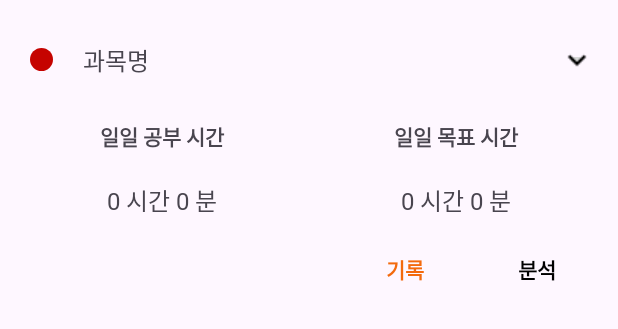
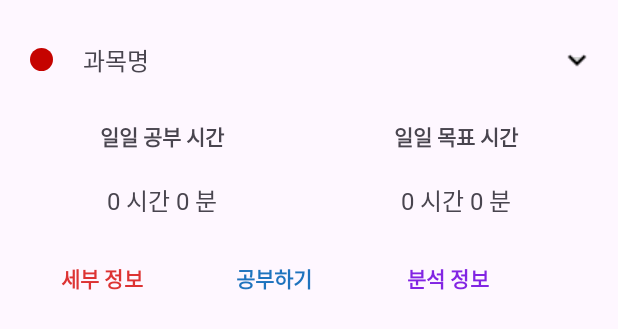
Before and after one commit to RyuGernwoo/Gradia, an Android app: the layout item_subject_list_home.xml on its own in the app's theme, with its tools: preview values and no code run, on a phone screen of 412 x 824 dp. Shown: the top 329 px of the screen. Run offline under Robolectric (Android 15) with nearby library versions, the phone set to English and light mode, and no system bars.

Commit message:
홈 UI 업데이트

```diff
--- a/app/src/main/res/layout/activity_profile.xml
+++ b/app/src/main/res/layout/activity_profile.xml
@@ -56,6 +56,8 @@
             android:layout_width="match_parent"
             android:layout_height="wrap_content"
             android:layout_marginTop="24dp"
+            android:textSize="16sp"
+            android:backgroundTint="@color/cyan_500"
             android:text="로그아웃" />
     </LinearLayout>
 
--- a/app/src/main/res/layout/item_subject_list_home.xml
+++ b/app/src/main/res/layout/item_subject_list_home.xml
@@ -83,30 +83,42 @@
         android:id="@+id/layout_expand_button"
         android:layout_width="match_parent"
         android:layout_height="wrap_content"
-        android:columnCount="4">
+        android:columnCount="3">
+
+        <Button
+            android:id="@+id/btn_subjects"
+            android:layout_width="115dp"
+            android:layout_height="60dp"
+            android:layout_row="0"
+            android:layout_column="0"
+            android:background="@android:color/transparent"
+            android:fontFamily="@font/fontstyle"
+            android:text="세부 정보"
+            android:textColor="@color/c1"
+            android:textStyle="bold" />
 
         <Button
             android:id="@+id/btn_record_time"
-            android:layout_width="wrap_content"
-            android:layout_height="wrap_content"
+            android:layout_width="115dp"
+            android:layout_height="60dp"
+            android:layout_row="0"
+            android:layout_column="1"
+            android:background="@android:color/transparent"
+            android:fontFamily="@font/fontstyle"
+            android:text="공부하기"
+            android:textColor="@color/c2"
+            android:textStyle="bold" />
+
+        <Button
+            android:id="@+id/btn_view_analysis"
+            android:layout_width="115dp"
+            android:layout_height="60dp"
             android:layout_row="0"
             android:layout_column="2"
             android:background="@android:color/transparent"
-            android:text="기록"
-            android:textColor="@color/c6"
-            android:textStyle="bold"
-            android:fontFamily="@font/fontstyle" />
-
-        <Button
-            android:id="@+id/btn_view_analysis"
-            android:layout_width="wrap_content"
-            android:layout_height="wrap_content"
-            android:layout_row="0"
-            android:layout_column="3"
-            android:background="@android:color/transparent"
-            android:text="분석"
-            android:textColor="@color/black"
-            android:textStyle="bold"
-            android:fontFamily="@font/fontstyle" />
+            android:fontFamily="@font/fontstyle"
+            android:text="분석 정보"
+            android:textColor="@color/c4"
+            android:textStyle="bold" />
     </GridLayout>
 </LinearLayout>
--- a/app/src/main/res/values/colors.xml
+++ b/app/src/main/res/values/colors.xml
@@ -4,7 +4,7 @@
     <color name="white">#FFFFFFFF</color>
     <color name="gray">#737373</color>
     <color name="orange">#F36A0D</color>
-
+    <color name="cyan">#50BCDF</color>
     <color name="red">#FF0000</color>
 
     <!-- RecyclerView Item Example Color Code -->
```
Also changed, not shown: app/src/main/java/mp/gradia/home/HomeFragment.java (+23 -9 lines), app/src/main/java/mp/gradia/main/MainActivity.java (+14 -7 lines), app/src/main/res/layout/fragment_home.xml (+37 -33 lines).
